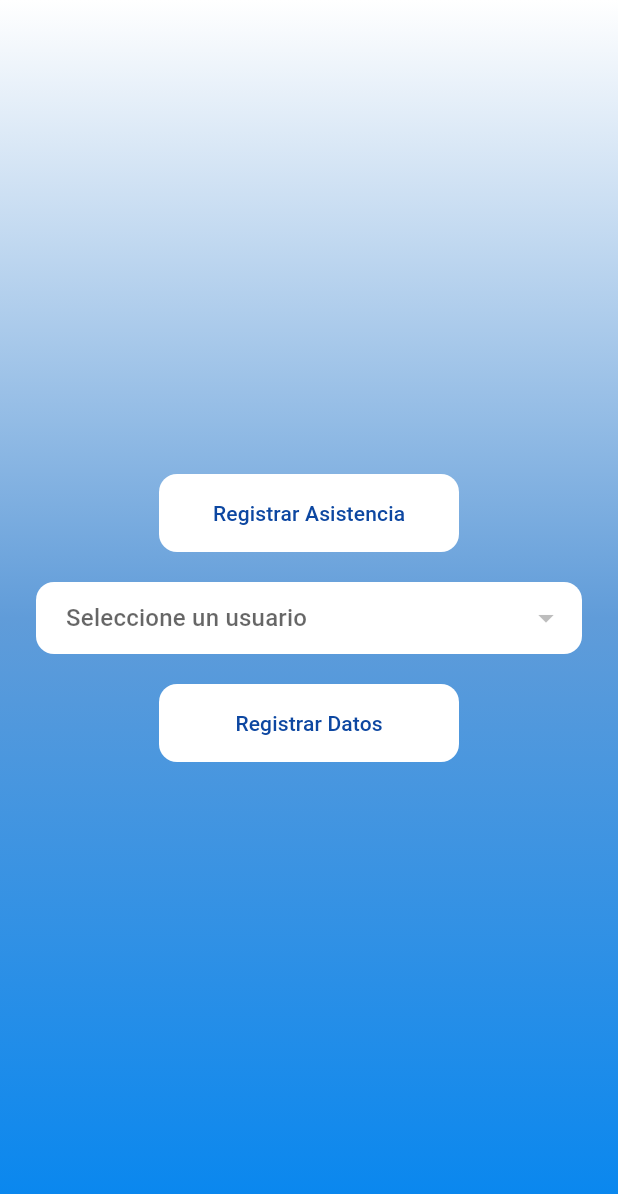
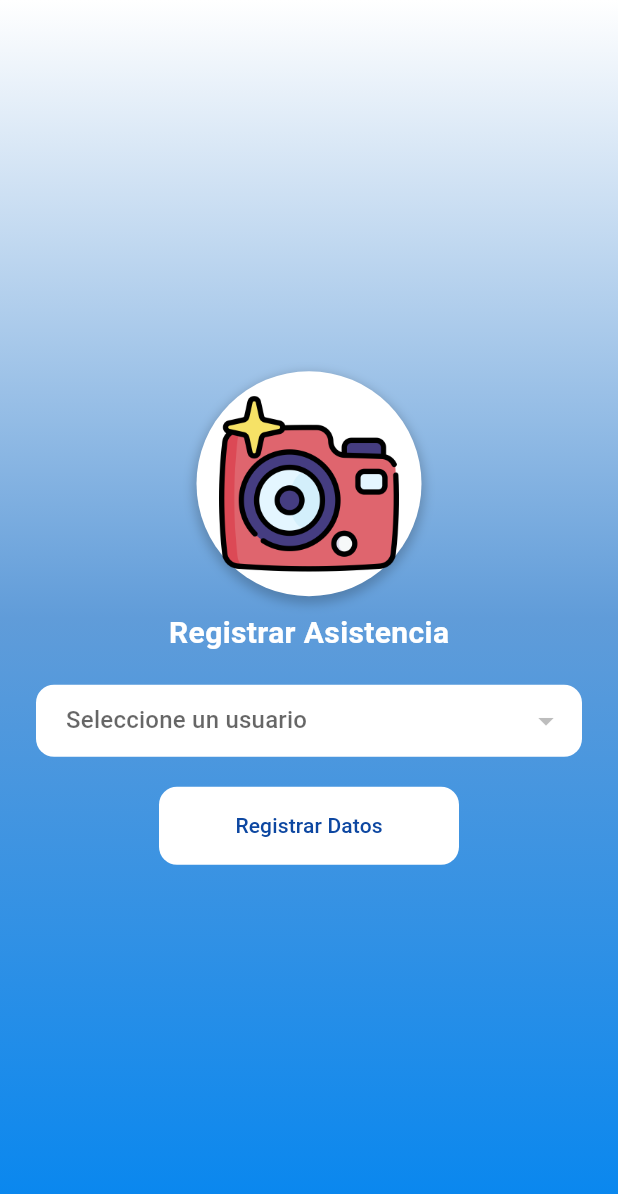
Before and after one commit to angelSantori/jmas_asistencias, a Flutter app: the screen it shows after launch, on a phone screen of 412 x 824 dp. Shown: the top 1194 px of the screen. Run offline on Flutter 3.47's test engine with Material 3 defaults, Android fonts, the light colour scheme and no system bars; our stand-ins replace image_picker, local_auth, shared_preferences; missing offline and left inert: google_mlkit_face_detection; accounts and stored records are empty; network calls fail.

Commit message:
Mensaje de bienvenida

```diff
--- a/lib/screens/home/home_screen.dart
+++ b/lib/screens/home/home_screen.dart
@@ -1,5 +1,6 @@
 import 'dart:convert';
 import 'dart:io';
+import 'dart:math';
 import 'dart:typed_data';
 import 'package:image/image.dart' as img;
 import 'package:flutter/material.dart';
@@ -35,12 +36,35 @@ class _HomeScreenState extends State<HomeScreen> {
   img.Image? _capturedImage;
   bool _isCapturing = false;
   int _captureCount = 0;
+  bool _showWelcomeDialog = false;
+  String? _welcomeUserName;
+  String? _randomGifPath;
 
   @override
   void initState() {
     super.initState();
     _loadUsers();
     _checkBiometrics();
+  }
+
+  void _showWelcomeDialogEmergente(String userName) {
+    final random = Random();
+    final gifNumber =
+        random.nextInt(5) + 1; // Asume que tienes hola1.gif a hola5.gif
+    setState(() {
+      _welcomeUserName = userName;
+      _randomGifPath = 'assets/gifs/hola$gifNumber.gif';
+      _showWelcomeDialog = true;
+    });
+
+    // Cerrar automáticamente después de 3 segundos
+    Future.delayed(const Duration(seconds: 3), () {
+      if (mounted) {
+        setState(() {
+          _showWelcomeDialog = false;
+        });
+      }
+    });
   }
 
   Future<void> _checkBiometrics() async {
@@ -135,6 +159,7 @@ class _HomeScreenState extends State<HomeScreen> {
       final success = await _asistenciaController.addAsistencia(asistencia);
 
       if (success) {
+        _showWelcomeDialogEmergente(matchedUser.user_Name ?? 'Usuario');
         _showSnackBar(
           'Asistencia registrada para ${matchedUser.user_Name}. Similitud: ${(highestSimilarity * 100).toStringAsFixed(1)}%',
         );
@@ -313,7 +338,9 @@ class _HomeScreenState extends State<HomeScreen> {
     final size = MediaQuery.of(context).size;
 
     return Scaffold(
-      body: Container(
+      body: Stack(
+        children: [
+          Container(
             width: size.width,
             height: size.height,
             decoration: BoxDecoration(
@@ -334,21 +361,41 @@ class _HomeScreenState extends State<HomeScreen> {
                   child: Column(
                     mainAxisAlignment: MainAxisAlignment.center,
                     children: [
-                  SizedBox(
-                    width: 200,
-                    child: ElevatedButton(
-                      onPressed: _captureAttendanceFace,
-                      style: ElevatedButton.styleFrom(
-                        backgroundColor: Colors.white,
-                        foregroundColor: Colors.blue.shade900,
-                        padding: const EdgeInsets.symmetric(vertical: 16),
-                        shape: RoundedRectangleBorder(
-                          borderRadius: BorderRadius.circular(12),
+                      Column(
+                        children: [
+                          InkWell(
+                            onTap: _captureAttendanceFace,
+                            child: Container(
+                              width: 150,
+                              height: 150,
+                              decoration: BoxDecoration(
+                                color: Colors.white,
+                                shape: BoxShape.circle,
+                                boxShadow: [
+                                  BoxShadow(
+                                    color: Colors.black.withOpacity(0.2),
+                                    spreadRadius: 2,
+                                    blurRadius: 5,
+                                    offset: const Offset(0, 3),
                                   ),
-                        elevation: 0,
+                                ],
                               ),
-                      child: const Text('Registrar Asistencia'),
+                              child: Padding(
+                                padding: const EdgeInsets.all(15),
+                                child: Image.asset('assets/png/camara.png'),
                               ),
+                            ),
+                          ),
+                          const SizedBox(height: 10),
+                          const Text(
+                            'Registrar Asistencia',
+                            style: TextStyle(
+                              color: Colors.white,
+                              fontWeight: FontWeight.bold,
+                              fontSize: 20,
+                            ),
+                          ),
+                        ],
                       ),
                       const SizedBox(height: 20),
                       DropdownButtonFormField<Users>(
@@ -406,33 +453,6 @@ class _HomeScreenState extends State<HomeScreen> {
                             ],
                           ),
                         ),
-                  if (_capturedImage != null && _facialPoints != null)
-                    Padding(
-                      padding: const EdgeInsets.only(top: 20),
-                      child: FutureBuilder<Uint8List>(
-                        future: _convertImageToDisplayFormat(_capturedImage!),
-                        builder: (context, snapshot) {
-                          if (snapshot.connectionState ==
-                                  ConnectionState.done &&
-                              snapshot.hasData) {
-                            return Stack(
-                              children: [
-                                Image.memory(
-                                  snapshot.data!,
-                                  height: 200, // Ajusta según necesites
-                                  width: 200, // Ajusta según necesites
-                                  fit: BoxFit.contain,
-                                ),
-                                CustomPaint(
-                                  painter: FacePointsPainter(_facialPoints!),
-                                ),
-                              ],
-                            );
-                          }
-                          return const CircularProgressIndicator();
-                        },
-                      ),
-                    ),
                       if (_isLoading)
                         const Padding(
                           padding: EdgeInsets.only(top: 20),
@@ -444,6 +464,46 @@ class _HomeScreenState extends State<HomeScreen> {
               ),
             ),
           ),
+          if (_showWelcomeDialog)
+            Center(
+              child: Container(
+                padding: const EdgeInsets.all(20),
+                decoration: BoxDecoration(
+                  color: Colors.white,
+                  borderRadius: BorderRadius.circular(20),
+                  boxShadow: [
+                    BoxShadow(
+                      color: Colors.black.withOpacity(0.2),
+                      spreadRadius: 5,
+                      blurRadius: 7,
+                      offset: const Offset(0, 3),
+                    ),
+                  ],
+                ),
+                child: Column(
+                  mainAxisSize: MainAxisSize.min,
+                  children: [
+                    if (_randomGifPath != null)
+                      Image.asset(
+                        _randomGifPath!,
+                        height: 150,
+                        width: 150,
+                        fit: BoxFit.contain,
+                      ),
+                    const SizedBox(height: 10),
+                    Text(
+                      '¡Bienvenido de vuelta $_welcomeUserName 😁!',
+                      style: const TextStyle(
+                        fontSize: 18,
+                        fontWeight: FontWeight.bold,
+                      ),
+                    ),
+                  ],
+                ),
+              ),
+            ),
+        ],
+      ),
     );
   }
 }
```
Lines whose indentation alone changed are shown as unchanged.
